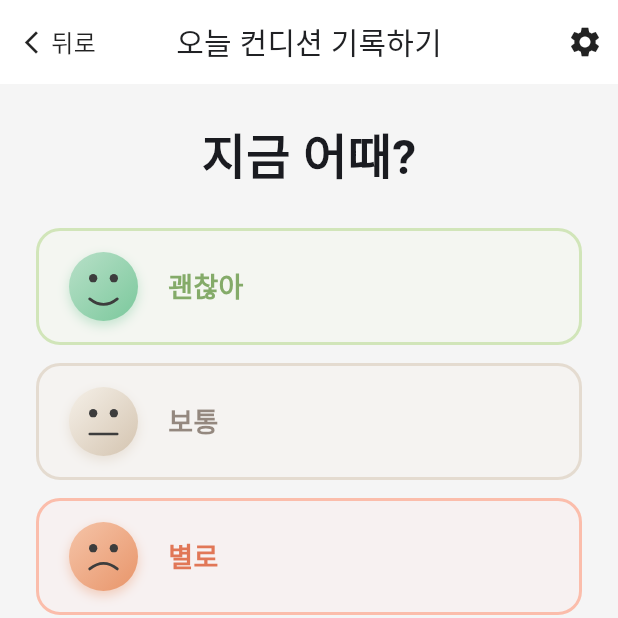
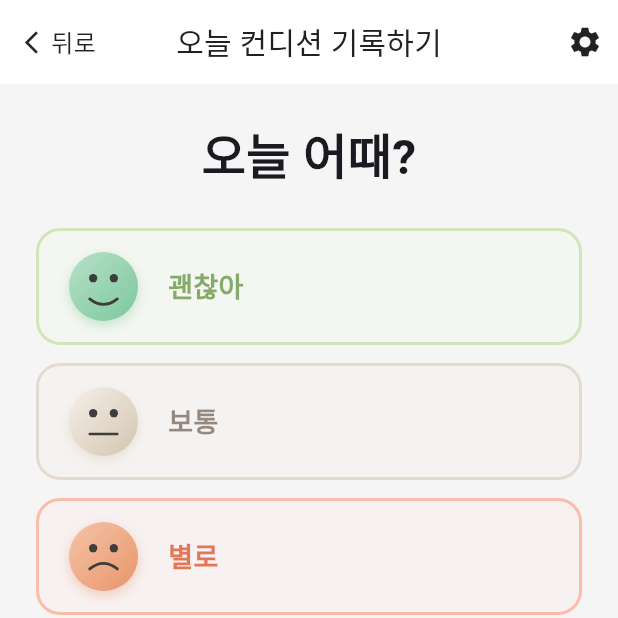
Before and after one commit to clubbob/HowAreYou, a Flutter app: the QuestionScreen screen opened by its route, on a phone screen of 412 x 824 dp, the top half of it. Run offline on Flutter 3.47's test engine with Material 3 defaults, Android fonts, the phone set to English and light mode, and no system bars; our stand-ins replace app_links, cloud_firestore, cloud_functions, firebase_auth, firebase_core, firebase_crashlytics and 9 more; accounts and stored records are empty; generated files the repository leaves out were written again.

Commit message:
모바일 업데이트

```diff
--- a/assets/terms_content.txt
+++ b/assets/terms_content.txt
@@ -1,5 +1,5 @@
 제1조 (목적)
-본 약관은 새봄인터내셔널 (이하 "회사")이 제공하는 모바일 애플리케이션 "지금 어때?"의 이용과 관련하여 회사와 이용자 간의 권리·의무 및 책임사항을 규정함을 목적으로 합니다.
+본 약관은 새봄인터내셔널 (이하 "회사")이 제공하는 모바일 애플리케이션 "오늘 어때?"의 이용과 관련하여 회사와 이용자 간의 권리·의무 및 책임사항을 규정함을 목적으로 합니다.
 
 제2조 (정의)
 1. "서비스"란 회사가 제공하는 모바일 애플리케이션 및 관련 기능을 의미합니다.
--- a/legal/terms.txt
+++ b/legal/terms.txt
@@ -1,5 +1,5 @@
 제1조 (목적)
-본 약관은 새봄인터내셔널 (이하 "회사")이 제공하는 모바일 애플리케이션 "지금 어때?"의 이용과 관련하여 회사와 이용자 간의 권리·의무 및 책임사항을 규정함을 목적으로 합니다.
+본 약관은 새봄인터내셔널 (이하 "회사")이 제공하는 모바일 애플리케이션 "오늘 어때?"의 이용과 관련하여 회사와 이용자 간의 권리·의무 및 책임사항을 규정함을 목적으로 합니다.
 
 제2조 (정의)
 1. "서비스"란 회사가 제공하는 모바일 애플리케이션 및 관련 기능을 의미합니다.
--- a/lib/main.dart
+++ b/lib/main.dart
@@ -203,7 +203,7 @@ class MyApp extends StatelessWidget {
         child: MaterialApp(
         debugShowCheckedModeBanner: false,
         navigatorKey: navigatorKey,
-        title: '지금 어때?',
+        title: '오늘 어때?',
         locale: const Locale('ko', 'KR'),
         theme: ThemeData(
           useMaterial3: true,
--- a/lib/screens/auth_screen.dart
+++ b/lib/screens/auth_screen.dart
@@ -859,7 +859,7 @@ class _AuthScreenState extends State<AuthScreen> with SingleTickerProviderStateM
             children: [
               const SizedBox(height: 40),
               Text(
-                _codeSent ? '인증번호 입력' : '지금 어때?',
+                _codeSent ? '인증번호 입력' : '오늘 어때?',
                 style: const TextStyle(
                   fontSize: 28,
                   fontWeight: FontWeight.w600,
--- a/lib/screens/guardian_dashboard_screen.dart
+++ b/lib/screens/guardian_dashboard_screen.dart
@@ -2295,7 +2295,7 @@ class _GuardianSettingsScreenState extends State<GuardianSettingsScreen> {
                         trailing: const Icon(Icons.chevron_right),
                         onTap: () => showLicensePage(
                           context: context,
-                          applicationName: '지금 어때',
+                          applicationName: '오늘 어때',
                           applicationVersion: _appVersion,
                         ),
                       ),
--- a/lib/screens/home_screen.dart
+++ b/lib/screens/home_screen.dart
@@ -98,7 +98,7 @@ class _HomeScreenState extends State<HomeScreen> {
       return Scaffold(
         backgroundColor: surfaceColor,
         appBar: AppBar(
-          title: const Text('지금 어때?'),
+          title: const Text('오늘 어때?'),
           backgroundColor: Colors.white,
           elevation: 0,
           foregroundColor: Colors.black87,
@@ -110,7 +110,7 @@ class _HomeScreenState extends State<HomeScreen> {
     return Scaffold(
       backgroundColor: surfaceColor,
       appBar: AppBar(
-        title: const Text('지금 어때?'),
+        title: const Text('오늘 어때?'),
         backgroundColor: Colors.white,
         elevation: 0,
         foregroundColor: Colors.black87,
--- a/lib/screens/question_screen.dart
+++ b/lib/screens/question_screen.dart
@@ -145,7 +145,7 @@ class _QuestionScreenState extends State<QuestionScreen> {
                   mainAxisSize: MainAxisSize.min,
                   children: [
                     const Text(
-                      '지금 어때?',
+                      '오늘 어때?',
                       style: TextStyle(
                         fontSize: 32,
                         fontWeight: FontWeight.bold,
--- a/lib/screens/service_improvement_screen.dart
+++ b/lib/screens/service_improvement_screen.dart
@@ -108,7 +108,7 @@ class _ServiceImprovementScreenState extends State<ServiceImprovementScreen> {
             children: [
               // 상단 설명
               Text(
-                '지금 어때?를 더 좋게 만들기 위해\n여러분의 의견을 듣고 있습니다.',
+                '오늘 어때?를 더 좋게 만들기 위해\n여러분의 의견을 듣고 있습니다.',
                 style: TextStyle(
                   fontSize: 16,
                   height: 1.5,
--- a/lib/screens/splash_screen.dart
+++ b/lib/screens/splash_screen.dart
@@ -205,7 +205,7 @@ class _SplashScreenState extends State<SplashScreen> {
                   mainAxisAlignment: MainAxisAlignment.center,
                   children: [
                     const Text(
-                      '지금 어때?',
+                      '오늘 어때?',
                       style: TextStyle(
                         fontSize: 32,
                         fontWeight: FontWeight.bold,
--- a/lib/screens/subject_settings_screen.dart
+++ b/lib/screens/subject_settings_screen.dart
@@ -531,7 +531,7 @@ class _SubjectSettingsScreenState extends State<SubjectSettingsScreen> {
                         trailing: const Icon(Icons.chevron_right),
                         onTap: () => showLicensePage(
                           context: context,
-                          applicationName: '지금 어때',
+                          applicationName: '오늘 어때',
                           applicationVersion: _appVersion,
                         ),
                       ),
--- a/lib/utils/invite_link_helper.dart
+++ b/lib/utils/invite_link_helper.dart
@@ -32,7 +32,7 @@ class InviteLinkHelper {
     final url = buildInviteUrl(guardianUid);
     await Share.share(
       '$suggestedMessage\n\n$url',
-      subject: '지금 어때? 앱 초대',
+      subject: '오늘 어때? 앱 초대',
     );
   }
 
@@ -55,7 +55,7 @@ class InviteLinkHelper {
     // subject는 일부 앱(이메일, 메시지 등)에서 제목으로 사용됩니다.
     await Share.share(
       '$suggestedMessageForGuardian\n\n$url',
-      subject: '지금 어때? 보호자 연결',
+      subject: '오늘 어때? 보호자 연결',
     );
   }
 }
--- a/lib/widgets/app_logo.dart
+++ b/lib/widgets/app_logo.dart
@@ -23,7 +23,7 @@ class AppLogo extends StatelessWidget {
         errorBuilder: (context, error, stackTrace) {
           // 로고 파일이 없으면 텍스트 표시
           return Text(
-            '지금 어때?',
+            '오늘 어때?',
             style: TextStyle(
               fontSize: fontSize,
               fontWeight: fontWeight,
@@ -35,7 +35,7 @@ class AppLogo extends StatelessWidget {
     } catch (_) {
       // 로고 파일이 없으면 텍스트 표시
       return Text(
-        '지금 어때?',
+        '오늘 어때?',
         style: TextStyle(
           fontSize: fontSize,
           fontWeight: fontWeight,
--- a/pubspec.yaml
+++ b/pubspec.yaml
@@ -1,5 +1,5 @@
 name: how_are_you
-description: 지금 어때? - 하루 3번 상태 확인 앱
+description: 오늘 어때? - 하루 3번 상태 확인 앱
 publish_to: 'none'
 version: 1.0.0+1
 
```
Also changed, not shown: 8 other files.
